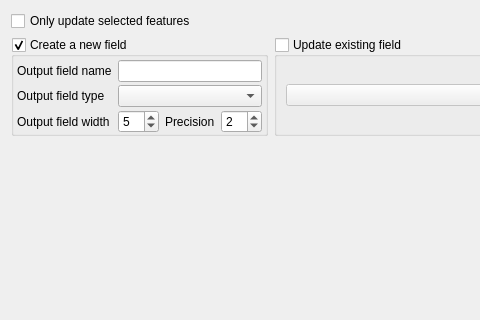
Old version of the form src/ui/qgsfieldcalculatorbase.ui in the repository kadas-albireo/kadas-albireo; both pictures show x 0 to 480 and y 0 to 320 of the 681 by 624 pixel window.
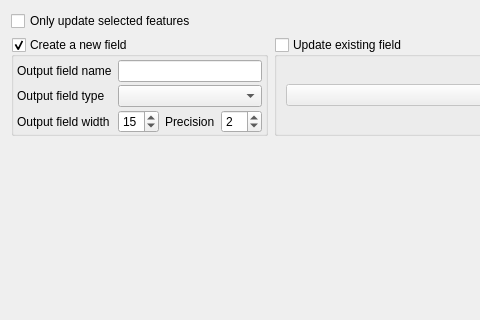
New version of the form. Custom widgets are drawn as their Qt base class.

The edit to the form file:
```diff
--- a/src/ui/qgsfieldcalculatorbase.ui
+++ b/src/ui/qgsfieldcalculatorbase.ui
@@ -105,7 +105,7 @@
          <number>0</number>
         </property>
         <property name="value">
-         <number>5</number>
+         <number>15</number>
         </property>
        </widget>
       </item>
```
Left out of the diff: 6 changed lines with no effect on the pictures.
